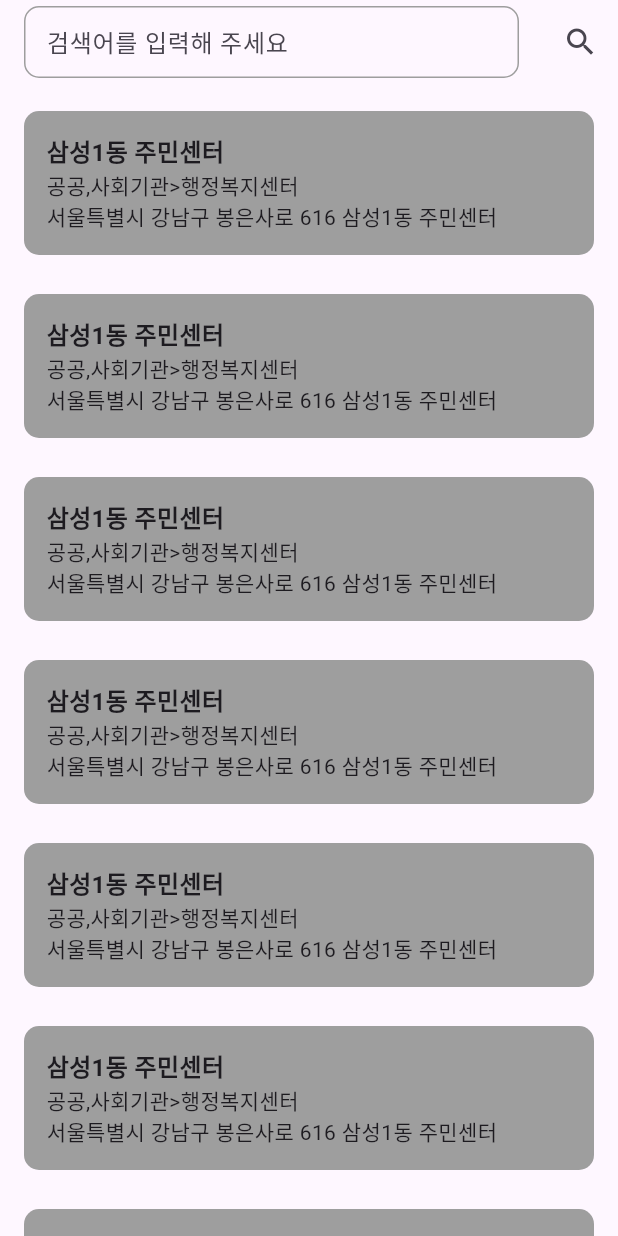
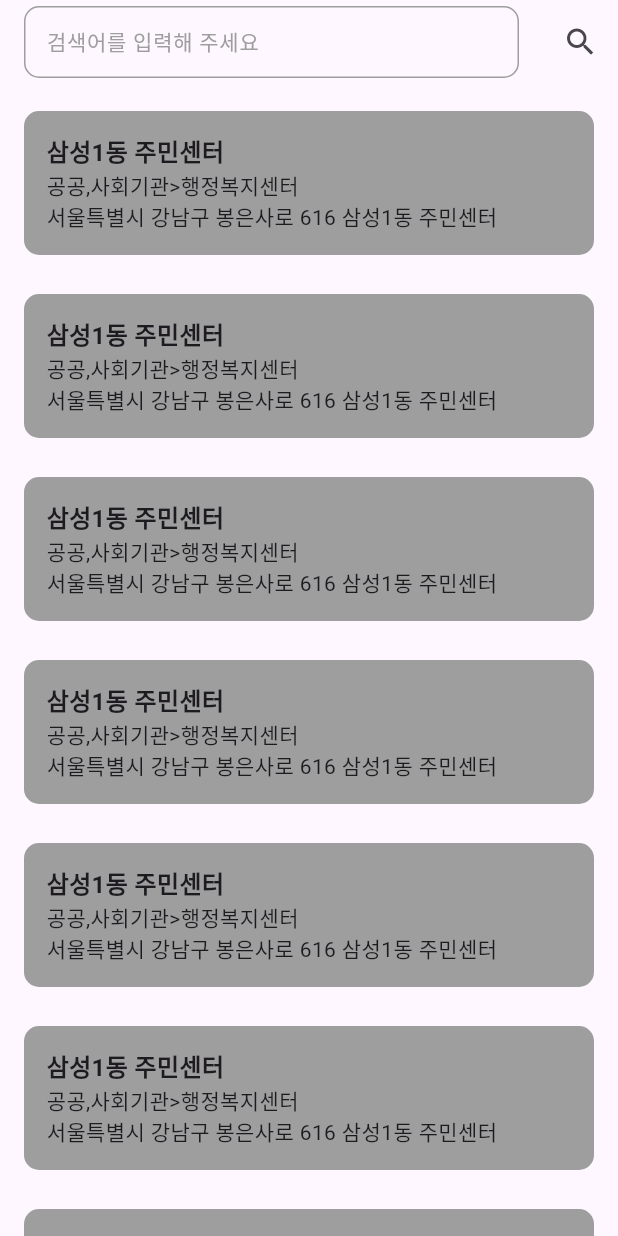
Before and after one commit to seonghoon-02/regional_search_app, a Flutter app: the screen it shows after launch, after a tap on the "search" icon, on a phone screen of 412 x 824 dp. Run offline on Flutter 3.47's test engine with Material 3 defaults, Android fonts, the phone set to English and light mode, and no system bars; our stand-ins replace flutter_riverpod.

Commit message:
feat: 텍스트필드 기능 구현.

```diff
--- a/lib/home_page.dart
+++ b/lib/home_page.dart
@@ -1,25 +1,47 @@
 import 'package:flutter/material.dart';
 import 'package:regional_search_app/home_list_view.dart';
+import 'package:flutter_riverpod/flutter_riverpod.dart';
+import 'package:regional_search_app/home_view_model.dart';
 
-class HomePage extends StatefulWidget {
+class HomePage extends ConsumerStatefulWidget {
   @override
-  State<HomePage> createState() => _HomePageState();
+  ConsumerState<HomePage> createState() => _HomePageState();
 }
 
-class _HomePageState extends State<HomePage> {
+class _HomePageState extends ConsumerState<HomePage> {
   TextEditingController textEditingController = TextEditingController();
+  void search(String text) {
+    try {
+      ref.read(homeViewModelProvider.notifier).search(text);
+      print("search 성공");
+    } catch (e) {
+      print("Error during search: $e");
+    }
+  }
+
   @override
   Widget build(BuildContext context) {
-    return Scaffold(
+    return GestureDetector(
+      onTap: () {
+        FocusScope.of(context).unfocus();
+      },
+      child: Scaffold(
         appBar: AppBar(
           title: TextField(
+            onSubmitted: (String query) {
+              search(query);
+              print(query);
+            },
             maxLines: 1,
             controller: textEditingController,
-          // onSubmitted: (){},sssssssssssss
             decoration: InputDecoration(
               contentPadding: EdgeInsets.symmetric(
                   horizontal: 11, vertical: 11), // TextField 내부 높이 조정
               hintText: '검색어를 입력해 주세요',
+              hintStyle: TextStyle(
+                color: Colors.grey, // 힌트 텍스트 색상 설정
+                fontSize: 14, // 힌트 텍스트 크기 설정
+              ),
               border: MaterialStateOutlineInputBorder.resolveWith(
                 (states) {
                   if (states.contains(WidgetState.focused)) {
@@ -59,31 +81,7 @@ class _HomePageState extends State<HomePage> {
             child: HomeListView(),
           )
         ])),
+      ),
     );
   }
-
-  // Widget listContainer(int index) {
-  //   return Padding(
-  //     padding: const EdgeInsets.only(left: 16, right: 16, bottom: 8, top: 8),
-  //     child: Container(
-  //       decoration: BoxDecoration(
-  //           color: Colors.grey, borderRadius: BorderRadius.circular(10)),
-  //       padding: EdgeInsets.all(15),
-  //       child: Column(
-  //         crossAxisAlignment: CrossAxisAlignment.start,
-  //         children: [
-  //           Text(
-  //             '삼성1동 주민센터',
-  //             style: TextStyle(fontSize: 16, fontWeight: FontWeight.bold),
-  //           ),
-  //           Text(
-  //             '공공,사회기관>행정복지센터',
-  //             style: TextStyle(fontSize: 14),
-  //           ),
-  //           Text('서울특별시 강남구 봉은사로 616 삼성1동 주민센터'),
-  //         ],
-  //       ),
-  //     ),
-  //   );
-  // }
 }
--- a/lib/main.dart
+++ b/lib/main.dart
@@ -1,8 +1,9 @@
 import 'package:flutter/material.dart';
 import 'package:regional_search_app/home_page.dart';
+import 'package:flutter_riverpod/flutter_riverpod.dart';
 
 void main() {
-  runApp(const MyApp());
+  runApp(ProviderScope(child: MyApp()));
 }
 
 class MyApp extends StatelessWidget {
--- a/pubspec.yaml
+++ b/pubspec.yaml
@@ -35,6 +35,8 @@ dependencies:
   # The following adds the Cupertino Icons font to your application.
   # Use with the CupertinoIcons class for iOS style icons.
   cupertino_icons: ^1.0.8
+  http: ^1.2.2
+  flutter_riverpod: ^2.6.1
 
 dev_dependencies:
   flutter_test:
```
Also changed, not shown: lib/home_view_model.dart (added, +34 -0 lines), lib/regional.dart (added, +39 -0 lines), lib/regional_repository.dart (added, +41 -0 lines), lib/regional_response_dto.dart (added), pubspec.lock, 2 other files. Lines whose indentation alone changed are shown as unchanged.
